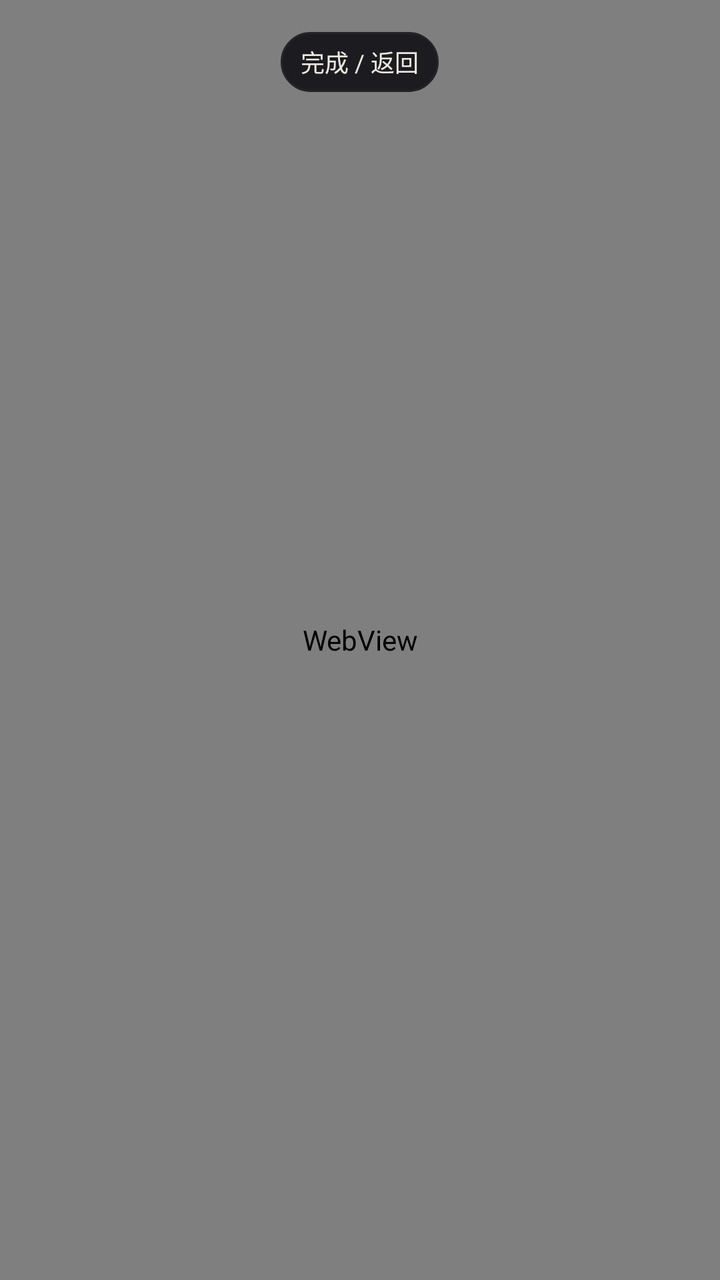
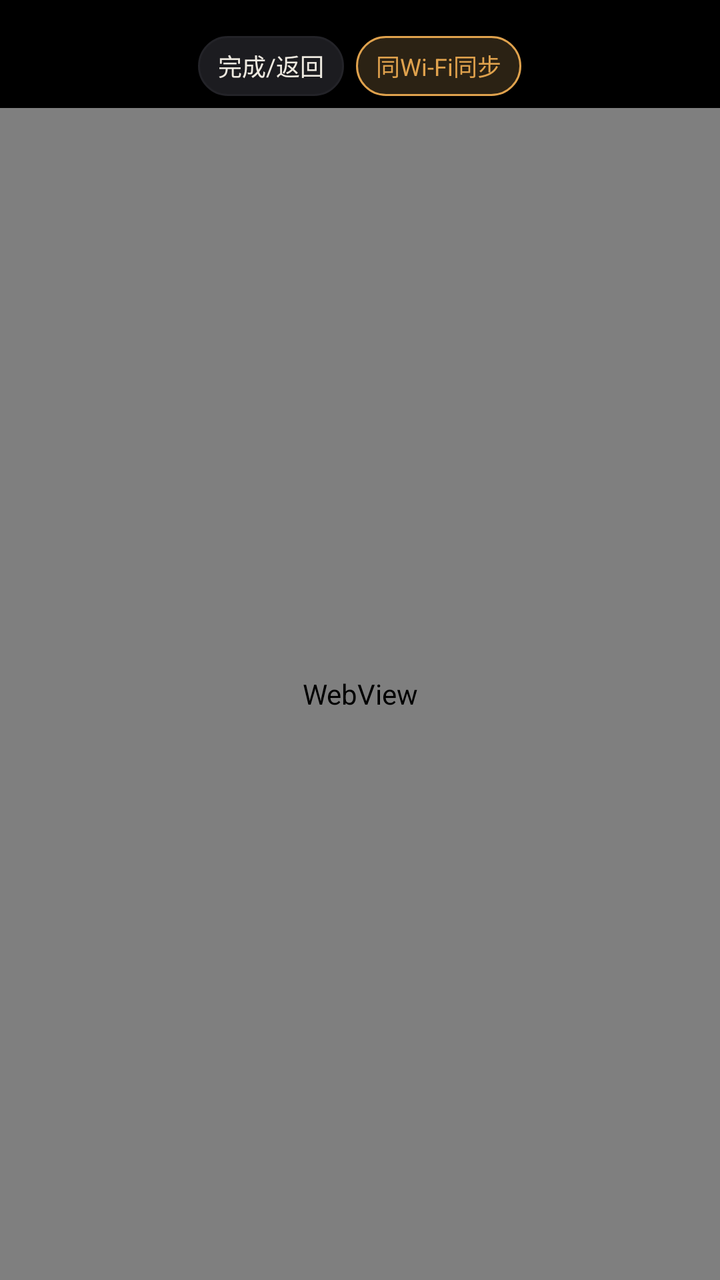

Before-and-after screenshots of an Android layout around one commit, followed by the original layout XML and the change that was made.
<!-- AndroidManifest.xml: application theme Theme.CFluxDoWatch -->
<!-- res/layout/activity_cf_challenge.xml -->
<?xml version="1.0" encoding="utf-8"?>
<FrameLayout xmlns:android="http://schemas.android.com/apk/res/android"
    android:layout_width="match_parent"
    android:layout_height="match_parent"
    android:background="@color/oled_bg">

    <WebView
        android:id="@+id/webView"
        android:layout_width="match_parent"
        android:layout_height="match_parent"
        android:focusable="true"
        android:focusableInTouchMode="true">

        <requestFocus />
    </WebView>

    <TextView
        android:id="@+id/btnCloseCf"
        style="@style/WatchPillButton"
        android:layout_width="wrap_content"
        android:layout_height="wrap_content"
        android:layout_gravity="top|center_horizontal"
        android:layout_marginTop="16dp"
        android:text="完成 / 返回" />

</FrameLayout>
<!-- resources referenced by this layout -->
<resources>
  <color name="oled_bg">#000000</color>
  <style name="WatchPillButton">
          <item name="android:background">@drawable/bg_pill</item>
          <item name="android:textColor">@color/text_primary</item>
          <item name="android:textSize">12sp</item>
          <item name="android:gravity">center</item>
          <item name="android:paddingStart">10dp</item>
          <item name="android:paddingEnd">10dp</item>
          <item name="android:paddingTop">5dp</item>
          <item name="android:paddingBottom">5dp</item>
          <item name="android:minHeight">30dp</item>
      </style>
  <style name="Theme.CFluxDoWatch" parent="Theme.AppCompat.NoActionBar">
          <item name="android:windowBackground">@color/oled_bg</item>
          <item name="android:colorBackground">@color/oled_bg</item>
          <item name="android:statusBarColor">@color/oled_bg</item>
          <item name="android:navigationBarColor">@color/oled_bg</item>
          <item name="android:textColorPrimary">@color/text_primary</item>
          <item name="android:textColorSecondary">@color/text_secondary</item>
          <item name="colorAccent">@color/accent</item>
          <item name="android:windowSwipeToDismiss">true</item>
      </style>
  <!-- drawable bg_pill (drawable) -->
  <?xml version="1.0" encoding="utf-8"?>
  <ripple xmlns:android="http://schemas.android.com/apk/res/android"
      android:color="#33FFFFFF">
      <item>
          <shape android:shape="rectangle">
              <solid android:color="@color/surface_pill" />
              <corners android:radius="999dp" />
              <stroke android:width="1dp" android:color="@color/divider" />
          </shape>
      </item>
  </ripple>
  <color name="text_primary">#EDE9E0</color>
  <color name="text_secondary">#9A9892</color>
  <color name="accent">#E0A24D</color>
  <color name="surface_pill">#1C1C20</color>
  <color name="divider">#232328</color>
</resources>

<!-- the commit's change to res/layout/activity_cf_challenge.xml (unified diff, before → after) -->
@@ -1,26 +1,61 @@
 <?xml version="1.0" encoding="utf-8"?>
-<FrameLayout xmlns:android="http://schemas.android.com/apk/res/android"
+<LinearLayout xmlns:android="http://schemas.android.com/apk/res/android"
     android:layout_width="match_parent"
     android:layout_height="match_parent"
-    android:background="@color/oled_bg">
+    android:orientation="vertical"
+    android:background="@color/oled_bg"
+    android:paddingTop="18dp">
+
+    <LinearLayout
+        android:layout_width="match_parent"
+        android:layout_height="wrap_content"
+        android:orientation="horizontal"
+        android:gravity="center"
+        android:paddingStart="18dp"
+        android:paddingEnd="18dp"
+        android:paddingBottom="6dp">
+
+        <TextView
+            android:id="@+id/btnCloseCf"
+            style="@style/WatchPillButton"
+            android:layout_width="wrap_content"
+            android:layout_height="wrap_content"
+            android:text="完成/返回"
+            android:layout_marginEnd="6dp" />
+
+        <TextView
+            android:id="@+id/btnSyncCfLan"
+            style="@style/WatchPillButton"
+            android:layout_width="wrap_content"
+            android:layout_height="wrap_content"
+            android:background="@drawable/bg_pill_accent"
+            android:textColor="@color/accent"
+            android:text="同Wi-Fi同步" />
+    </LinearLayout>
+
+    <TextView
+        android:id="@+id/tvWebViewWarn"
+        android:layout_width="match_parent"
+        android:layout_height="wrap_content"
+        android:layout_marginStart="20dp"
+        android:layout_marginEnd="20dp"
+        android:layout_marginBottom="6dp"
+        android:background="@drawable/bg_card"
+        android:padding="7dp"
+        android:gravity="center"
+        android:textColor="@color/accent"
+        android:textSize="10sp"
+        android:visibility="gone" />
 
     <WebView
         android:id="@+id/webView"
         android:layout_width="match_parent"
-        android:layout_height="match_parent"
+        android:layout_height="0dp"
+        android:layout_weight="1"
         android:focusable="true"
         android:focusableInTouchMode="true">
 
         <requestFocus />
     </WebView>
 
-    <TextView
-        android:id="@+id/btnCloseCf"
-        style="@style/WatchPillButton"
-        android:layout_width="wrap_content"
-        android:layout_height="wrap_content"
-        android:layout_gravity="top|center_horizontal"
-        android:layout_marginTop="16dp"
-        android:text="完成 / 返回" />
-
-</FrameLayout>
+</LinearLayout>
<!-- resource entries referenced after the edit -->
@@ -1,6 +1,30 @@
 <!-- resources referenced by this layout -->
 <resources>
   <color name="oled_bg">#000000</color>
+  <!-- drawable bg_card (drawable) -->
+  <?xml version="1.0" encoding="utf-8"?>
+  <ripple xmlns:android="http://schemas.android.com/apk/res/android"
+      android:color="#33FFFFFF">
+      <item>
+          <shape android:shape="rectangle">
+              <solid android:color="@color/surface_card" />
+              <corners android:radius="14dp" />
+              <stroke android:width="1dp" android:color="@color/divider" />
+          </shape>
+      </item>
+  </ripple>
+  <!-- drawable bg_pill_accent (drawable) -->
+  <?xml version="1.0" encoding="utf-8"?>
+  <ripple xmlns:android="http://schemas.android.com/apk/res/android"
+      android:color="#44FFFFFF">
+      <item>
+          <shape android:shape="rectangle">
+              <solid android:color="@color/accent_soft" />
+              <corners android:radius="999dp" />
+              <stroke android:width="1dp" android:color="@color/accent" />
+          </shape>
+      </item>
+  </ripple>
   <style name="WatchPillButton">
           <item name="android:background">@drawable/bg_pill</item>
           <item name="android:textColor">@color/text_primary</item>
@@ -22,6 +46,7 @@
           <item name="colorAccent">@color/accent</item>
           <item name="android:windowSwipeToDismiss">true</item>
       </style>
+  <color name="surface_card">#141416</color>
   <!-- drawable bg_pill (drawable) -->
   <?xml version="1.0" encoding="utf-8"?>
   <ripple xmlns:android="http://schemas.android.com/apk/res/android"
@@ -39,5 +64,6 @@
   <color name="accent">#E0A24D</color>
   <color name="surface_pill">#1C1C20</color>
   <color name="divider">#232328</color>
+  <color name="accent_soft">#2B2214</color>
 </resources>
 
